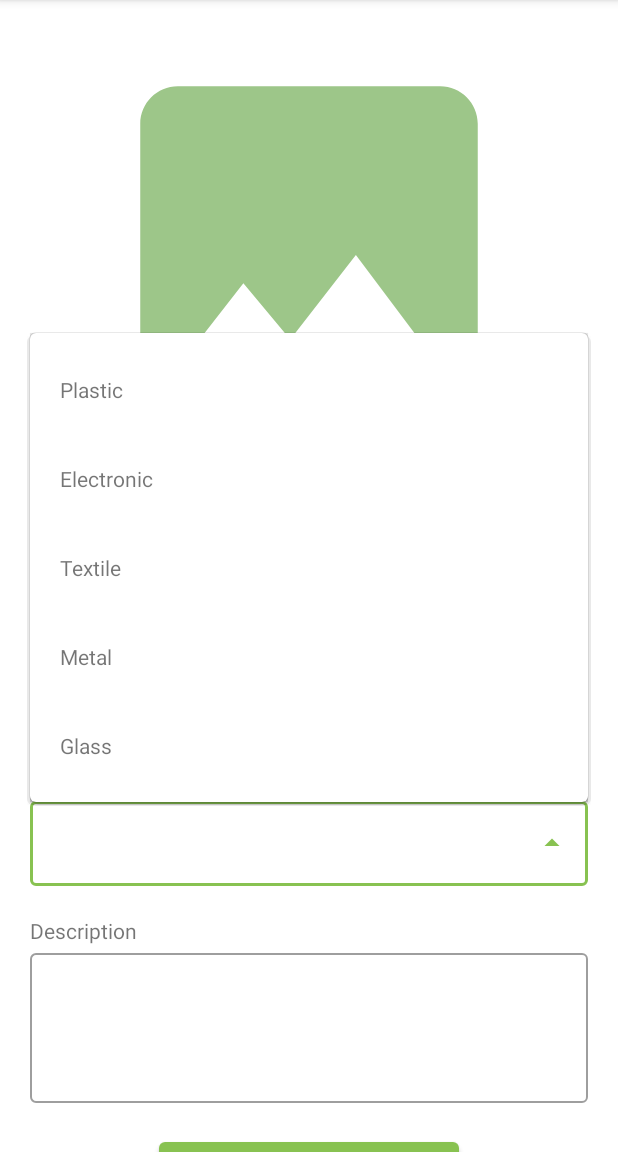
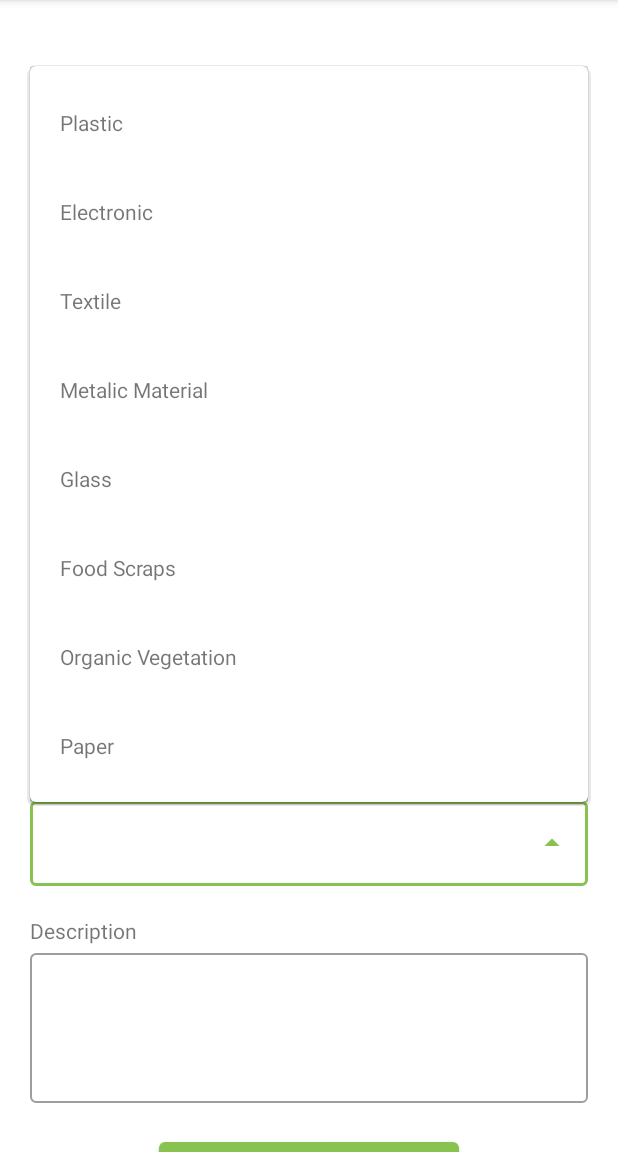
Before and after one commit to ignatiusbarry69/trasholution, an Android app: the AddArticleActivity screen opened directly, with no data from a screen before it, after a tap on an icon or button, on a phone screen of 412 x 824 dp, the part 84-1236 px from its top. Run offline under Robolectric (Android 15) with nearby library versions, the phone set to English and light mode, and no system bars; pictures from the network do not load; Roboto replaces fonts that are not available here; 1 statement that could not run was skipped; 2 other taps on this screen came first.

Commit message:
terakhir nih, asli

```diff
--- a/app/build.gradle
+++ b/app/build.gradle
@@ -39,6 +39,7 @@ android {
 }
 
 dependencies {
+
     //retrofit
     implementation 'com.squareup.retrofit2:retrofit:2.9.0'
     implementation "com.squareup.retrofit2:converter-gson:2.9.0"
--- a/app/src/main/java/capstone/project/trasholution/ui/mainmenu/article/AddArticleActivity.kt
+++ b/app/src/main/java/capstone/project/trasholution/ui/mainmenu/article/AddArticleActivity.kt
@@ -71,7 +71,7 @@ class AddArticleActivity : AppCompatActivity() {
         sharedPreferences = getSharedPreferences(PREF_LOGIN, Context.MODE_PRIVATE)
         token = sharedPreferences.getString(PREF_TOKEN, null)!!
 
-        val items = listOf("Plastic", "Electronic", "Textile", "Metal", "Glass")
+        val items = listOf("Plastic", "Electronic", "Textile", "Metalic Material", "Glass", "Food Scraps", "Organic Vegetation", "Paper")
         val adapter = ArrayAdapter(this, R.layout.list_dropdown, items)
         binding.edtAddArticleType.setAdapter(adapter)
 
```
Also changed, not shown: app/src/main/java/capstone/project/trasholution/logic/repository/responses/PengepulResponse2.kt (deleted, +0 -49 lines), app/src/main/java/capstone/project/trasholution/logic/repository/retrofit/ApiConfig.kt (+6 -6 lines).
